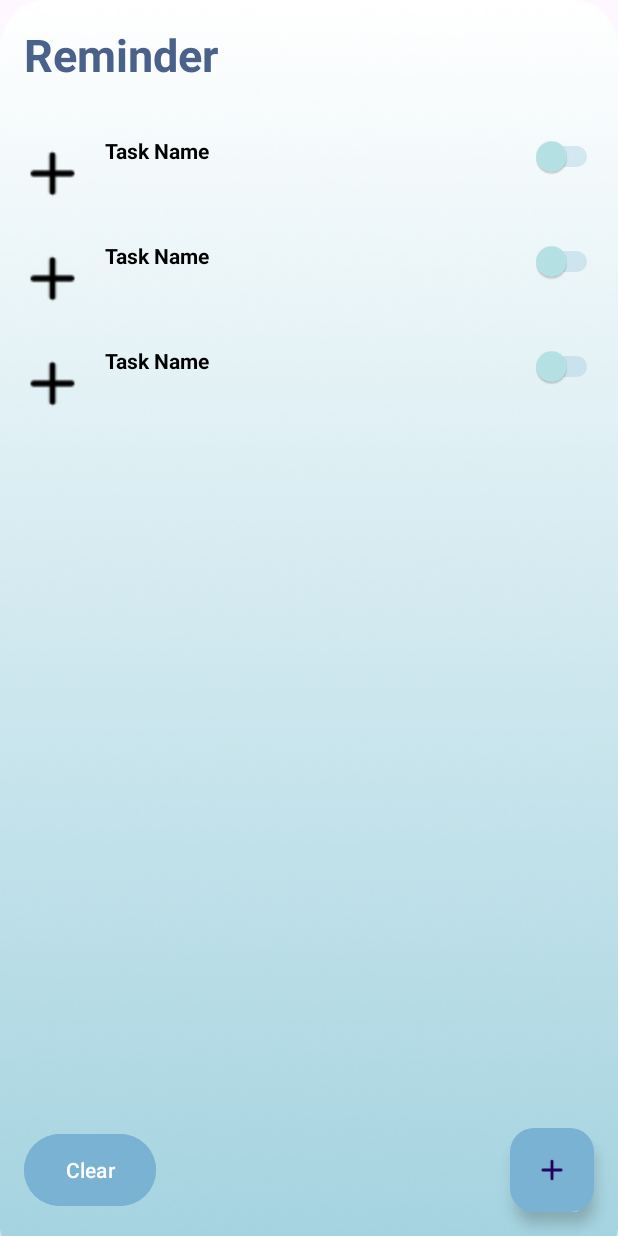
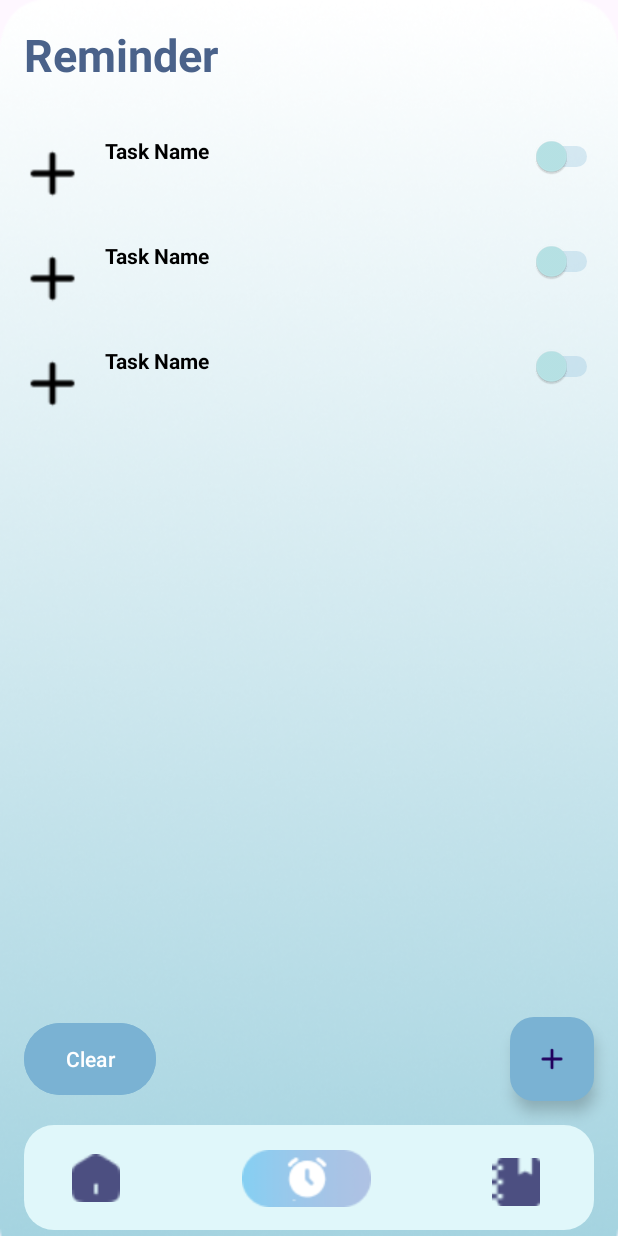
Before and after one commit to adyutaa/SeeHeart, an Android app built with Jetpack Compose: the layout activity_reminder.xml on its own in the app's theme, with its tools: preview values and no code run, on a phone screen of 412 x 824 dp. Run offline under Robolectric (Android 15) with nearby library versions, the phone set to English and light mode, and no system bars; Roboto replaces fonts that are not available here.

Commit message:
health trend analytics finish, add navbar in reminderactivity,

```diff
--- a/app/src/main/res/layout/activity_reminder.xml
+++ b/app/src/main/res/layout/activity_reminder.xml
@@ -48,26 +48,81 @@
         tools:listitem="@layout/item_reminder" />
 
     <!-- Floating Action Button -->
+
+    <!-- Clear Completed Button -->
     <com.google.android.material.floatingactionbutton.FloatingActionButton
         android:id="@+id/fabAddReminder"
         android:layout_width="56dp"
         android:layout_height="56dp"
         android:layout_margin="16dp"
+        android:layout_marginEnd="16dp"
+        android:layout_marginBottom="96dp"
+        android:backgroundTint="@color/secondary"
+        android:contentDescription="Add Reminder"
         android:src="@drawable/ic_add"
-        android:contentDescription="Add Reminder"
-        android:backgroundTint="@color/secondary"
-        app:layout_constraintBottom_toBottomOf="parent"
+        app:layout_constraintBottom_toTopOf="@id/navBar"
         app:layout_constraintEnd_toEndOf="parent" />
 
-    <!-- Clear Completed Button -->
     <Button
         android:id="@+id/btnClearCompleted"
         android:layout_width="wrap_content"
         android:layout_height="56dp"
         android:layout_margin="16dp"
+        android:layout_marginStart="16dp"
+        android:layout_marginBottom="80dp"
+        android:backgroundTint="@color/secondary"
         android:text="Clear"
         android:textColor="@android:color/white"
-        android:backgroundTint="@color/secondary"
+        app:layout_constraintBottom_toTopOf="@id/navBar"
+        app:layout_constraintStart_toStartOf="parent" />
+
+    <androidx.constraintlayout.widget.ConstraintLayout
+        android:id="@+id/navBar"
+        android:layout_width="match_parent"
+        android:layout_height="70dp"
+        android:layout_marginStart="16dp"
+        android:layout_marginEnd="16dp"
+        android:layout_marginBottom="4dp"
+        android:background="@drawable/nav_bar_background"
         app:layout_constraintBottom_toBottomOf="parent"
-        app:layout_constraintStart_toStartOf="parent" />
+        app:layout_constraintEnd_toEndOf="parent"
+        app:layout_constraintHorizontal_bias="0.0"
+        app:layout_constraintStart_toStartOf="parent">
+
+        <ImageView
+            android:id="@+id/navHome"
+            android:layout_width="32dp"
+            android:layout_height="32dp"
+            android:layout_marginStart="32dp"
+            android:contentDescription="Home Icon"
+            android:src="@drawable/home"
+            app:layout_constraintBottom_toBottomOf="parent"
+            app:layout_constraintStart_toStartOf="parent"
+            app:layout_constraintTop_toTopOf="parent" />
+
+        <ImageView
+            android:id="@+id/navReminder"
+            android:layout_width="86dp"
+            android:layout_height="59dp"
+            android:contentDescription="Reminder Icon"
+            android:src="@drawable/reminder1"
+            app:layout_constraintBottom_toBottomOf="parent"
+            app:layout_constraintEnd_toStartOf="@id/navNotes"
+            app:layout_constraintHorizontal_bias="0.504"
+            app:layout_constraintStart_toEndOf="@id/navHome"
+            app:layout_constraintTop_toTopOf="parent"
+            app:layout_constraintVertical_bias="0.545" />
+
+        <ImageView
+            android:id="@+id/navNotes"
+            android:layout_width="32dp"
+            android:layout_height="32dp"
+            android:layout_marginEnd="36dp"
+            android:contentDescription="Notes Icon"
+            android:src="@drawable/note"
+            app:layout_constraintBottom_toBottomOf="parent"
+            app:layout_constraintEnd_toEndOf="parent"
+            app:layout_constraintTop_toTopOf="parent"
+            app:layout_constraintVertical_bias="0.578" />
+    </androidx.constraintlayout.widget.ConstraintLayout>
 </androidx.constraintlayout.widget.ConstraintLayout>
```
Also changed, not shown: app/src/main/java/com/marshielo/seeheart/HomeActivity.kt (+40 -0 lines), app/src/main/java/com/marshielo/seeheart/ReminderActivity.kt (+19 -2 lines), app/src/main/res/layout/activity_home.xml (+33 -20 lines).
